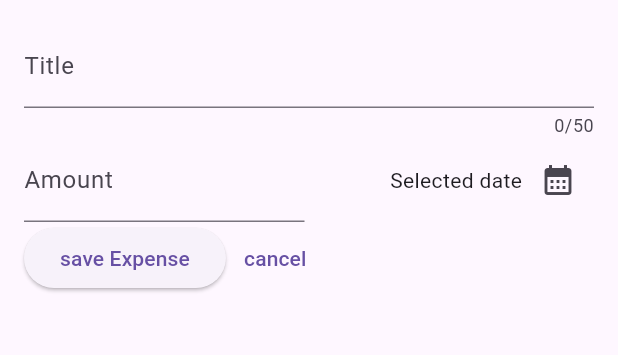
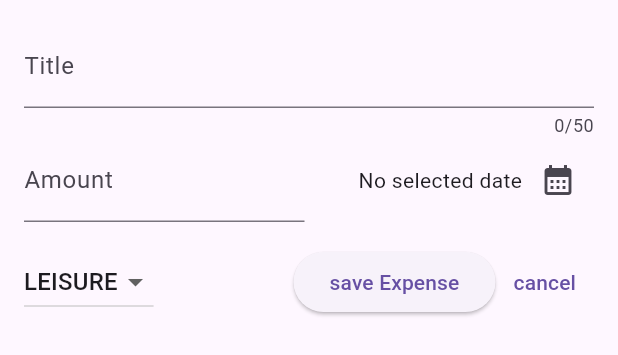
Before and after one commit to nadinnah/Expense-Tracker-usingFlutter, a Flutter app: the NewExpense widget shown alone on an empty page, opened directly, on a phone screen of 412 x 824 dp. Shown: the top 355 px of the screen. Run offline on Flutter 3.47's test engine with Material 2 defaults, Android fonts, the phone set to English and light mode, and no system bars.

Commit message:
fourth commit

```diff
--- a/lib/widgets/new_expense.dart
+++ b/lib/widgets/new_expense.dart
@@ -1,4 +1,5 @@
 import 'package:flutter/material.dart';
+import 'package:expense_tracker/model/expense.dart';
 
 class NewExpense extends StatefulWidget {
   const NewExpense({super.key});
@@ -13,6 +14,8 @@ class _NewExpenseState extends State<NewExpense> {
   final _titleController = TextEditingController();
   final _amountController = TextEditingController();
   DateTime? _selectedDate;
+  Category _selectedCategory = Category.leisure;
+
   void _presentDayPicker() async {
     final now = DateTime.now();
     final firstDate = DateTime(now.year - 1, now.month, now.day);
@@ -46,7 +49,8 @@ class _NewExpenseState extends State<NewExpense> {
                 label: Text('Title'),
               ) //label in html
               ),
-          Row(children: [
+          Row(
+            children: [
               Expanded(
                 child: TextField(
                   controller: _amountController,
@@ -63,7 +67,9 @@ class _NewExpenseState extends State<NewExpense> {
                   mainAxisAlignment: MainAxisAlignment.end,
                   crossAxisAlignment: CrossAxisAlignment.center,
                   children: [
-                  const Text('Selected date'),
+                    Text(_selectedDate == null
+                        ? 'No selected date'
+                        : formatter.format(_selectedDate!)),
                     IconButton(
                       onPressed: _presentDayPicker,
                       icon: const Icon(Icons.calendar_month),
@@ -71,9 +77,32 @@ class _NewExpenseState extends State<NewExpense> {
                   ],
                 ),
               ),
-          ]),
+            ],
+          ),
+          const SizedBox(height: 16),
           Row(
             children: [
+              DropdownButton(
+                  value: _selectedCategory,
+                  items: Category.values
+                      .map(
+                        (category) => DropdownMenuItem(
+                          value: category,
+                          child: Text(
+                            category.name.toUpperCase(),
+                          ),
+                        ),
+                      )
+                      .toList(),
+                  onChanged: (value) {
+                    setState(() {
+                      if (value == null) {
+                        return;
+                      }
+                      _selectedCategory = value;
+                    });
+                  }),
+              const Spacer(),
               ElevatedButton(
                 onPressed: () {
                   print(_titleController.text);
```
Lines whose indentation alone changed are shown as unchanged.
